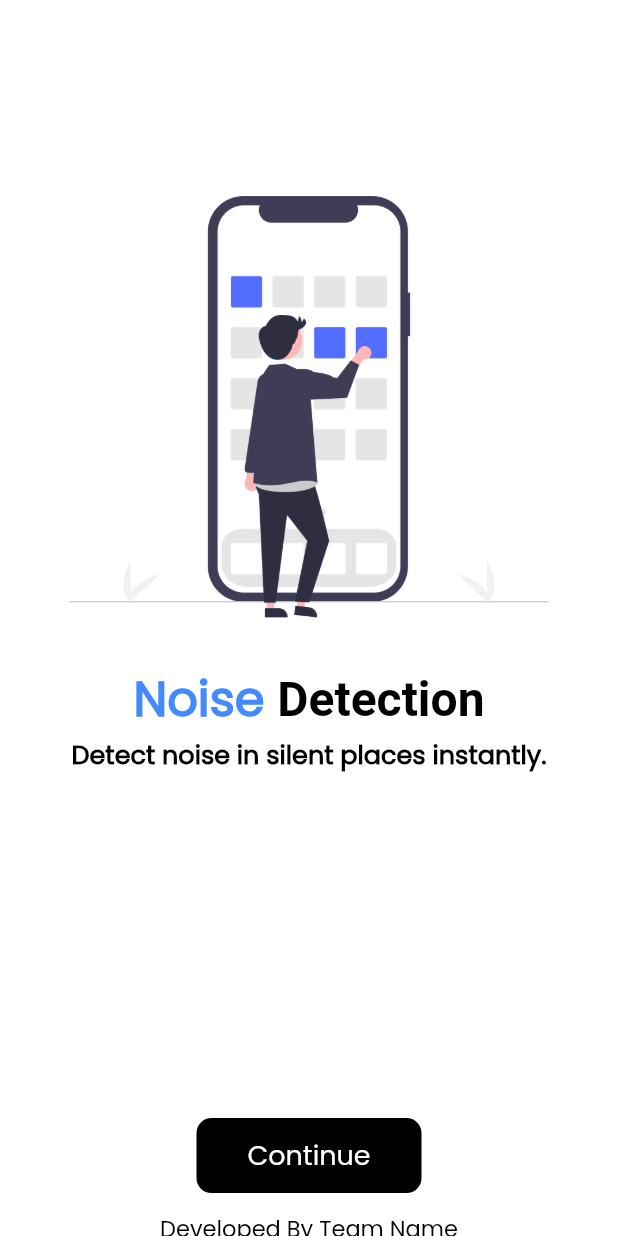
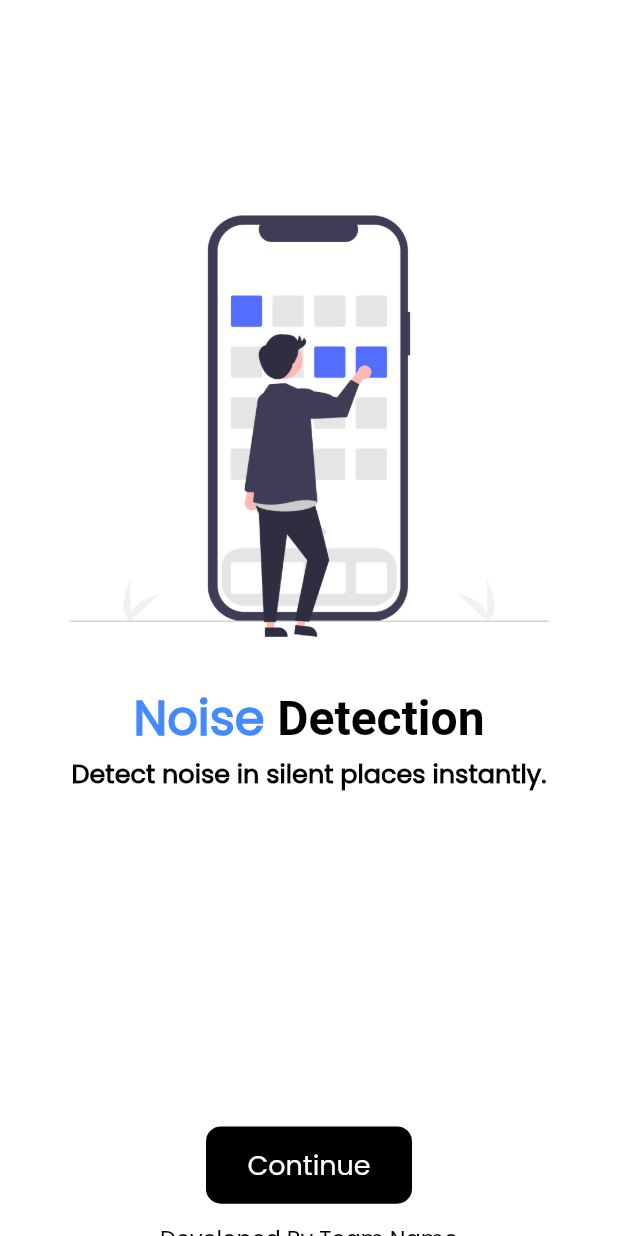
Before and after one commit to sushant102004/Noise-Detection-System, a Flutter app: the screen it shows after launch, on a phone screen of 412 x 824 dp. Run offline on Flutter 3.47's test engine with Material 2 defaults, Android fonts, the phone set to English and light mode, and no system bars; our stand-ins replace firebase_core, firebase_database, page_transition; missing offline and left inert: flutter_vibrate; accounts and stored records are empty.

Commit message:
Responsive Design Added

```diff
--- a/lib/views/splash.dart
+++ b/lib/views/splash.dart
@@ -12,12 +12,13 @@ class Splash extends StatefulWidget {
 class _SplashState extends State<Splash> {
   @override
   Widget build(BuildContext context) {
+    final _size = MediaQuery.of(context).size;
     return Scaffold(
       backgroundColor: Colors.white,
       body: Column(
         children: [
           Padding(
-            padding: const EdgeInsets.only(top: 100),
+            padding: EdgeInsets.only(top: _size.height / 7.3),
             child: Image.asset("assets/images/splashImage.png"),
           ),
           Row(
@@ -46,8 +47,8 @@ class _SplashState extends State<Splash> {
                 fontSize: 17,
                 fontWeight: FontWeight.w600),
           ),
-          const SizedBox(
-            height: 230,
+          SizedBox(
+            height: _size.height / 3.7,
           ),
           InkWell(
             onTap: () {
@@ -58,8 +59,8 @@ class _SplashState extends State<Splash> {
                       child: const HomePage()));
             },
             child: Container(
-              height: 50,
-              width: 150,
+              height: _size.height / 16,
+              width: _size.width / 3,
               decoration: BoxDecoration(
                   color: Colors.black, borderRadius: BorderRadius.circular(10)),
               child: const Center(
```
